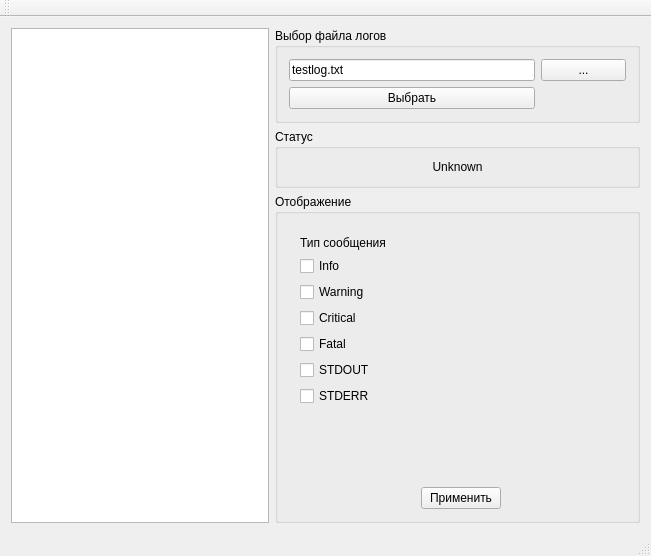
This is src/gui/mainwindow.ui in VinTRiZz/Logger as Qt 5 draws it before an edit. The edited form follows.
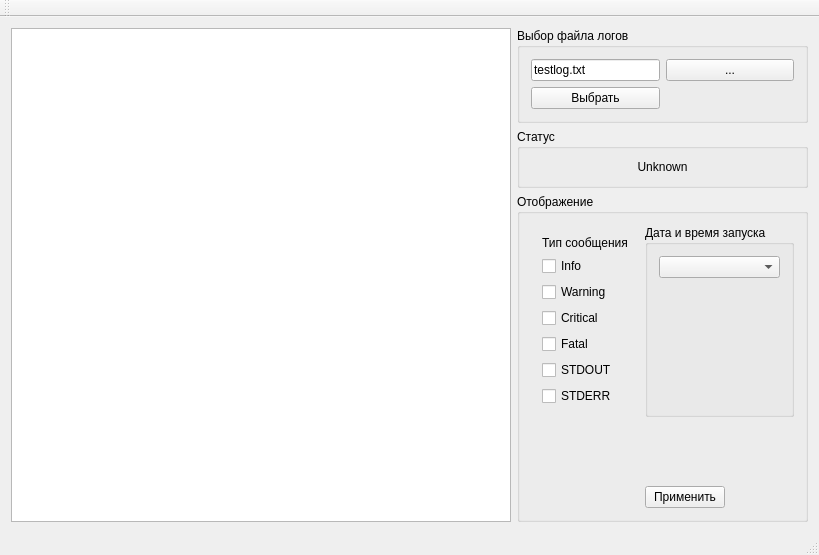
This is the edited form.

Commit message: Choose session segfault fix

What changed in the file:
```diff
--- a/src/gui/mainwindow.ui
+++ b/src/gui/mainwindow.ui
@@ -6,8 +6,8 @@
    <rect>
     <x>0</x>
     <y>0</y>
-    <width>651</width>
-    <height>556</height>
+    <width>804</width>
+    <height>555</height>
    </rect>
   </property>
   <property name="windowTitle">
@@ -25,6 +25,12 @@
         <layout class="QGridLayout" name="gridLayout">
          <item row="0" column="0">
           <widget class="QLineEdit" name="logFileName_lineEdit">
+           <property name="sizePolicy">
+            <sizepolicy hsizetype="Preferred" vsizetype="Fixed">
+             <horstretch>0</horstretch>
+             <verstretch>0</verstretch>
+            </sizepolicy>
+           </property>
            <property name="text">
             <string>testlog.txt</string>
            </property>
@@ -45,6 +51,12 @@
          </item>
          <item row="1" column="0">
           <widget class="QPushButton" name="chooseLogFile_pushButton">
+           <property name="sizePolicy">
+            <sizepolicy hsizetype="Preferred" vsizetype="Fixed">
+             <horstretch>0</horstretch>
+             <verstretch>0</verstretch>
+            </sizepolicy>
+           </property>
            <property name="text">
             <string>Выбрать</string>
            </property>
@@ -201,13 +213,45 @@
            </property>
           </spacer>
          </item>
+         <item row="0" column="1" colspan="2">
+          <widget class="QGroupBox" name="groupBox_4">
+           <property name="title">
+            <string>Дата и время запуска</string>
+           </property>
+           <layout class="QVBoxLayout" name="verticalLayout_4">
+            <item>
+             <widget class="QComboBox" name="sessions_comboBox"/>
+            </item>
+            <item>
+             <spacer name="verticalSpacer_2">
+              <property name="orientation">
+               <enum>Qt::Vertical</enum>
+              </property>
+              <property name="sizeHint" stdset="0">
+               <size>
+                <width>20</width>
+                <height>115</height>
+               </size>
+              </property>
+             </spacer>
+            </item>
+           </layout>
+          </widget>
+         </item>
         </layout>
        </widget>
       </item>
      </layout>
     </item>
     <item row="0" column="0">
-     <widget class="QTableView" name="logs_tableView"/>
+     <widget class="QTableView" name="logs_tableView">
+      <property name="minimumSize">
+       <size>
+        <width>500</width>
+        <height>0</height>
+       </size>
+      </property>
+     </widget>
     </item>
    </layout>
   </widget>
```
Left out of the diff: 2 changed lines with no effect on the pictures. The commit also changes 5 other files.
